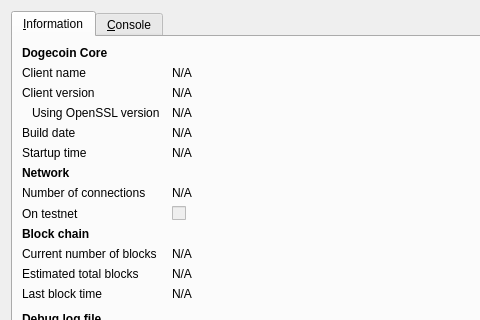
Before: the Qt Designer form src/qt/forms/rpcconsole.ui in mammix2/parcelcoin-master, drawn with Qt 5; both pictures show x 0 to 480 and y 0 to 320 of the 740 by 450 pixel window.
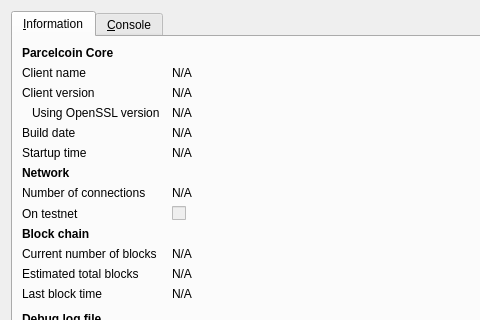
After: the same form once the commit is applied. Icons and pictures are not drawn.

```diff
--- a/src/qt/forms/rpcconsole.ui
+++ b/src/qt/forms/rpcconsole.ui
@@ -36,7 +36,7 @@
           </font>
          </property>
          <property name="text">
-          <string>Dogecoin Core</string>
+          <string>Parcelcoin Core</string>
          </property>
         </widget>
        </item>
```
Left out of the diff: 6 changed lines with no effect on the pictures.
